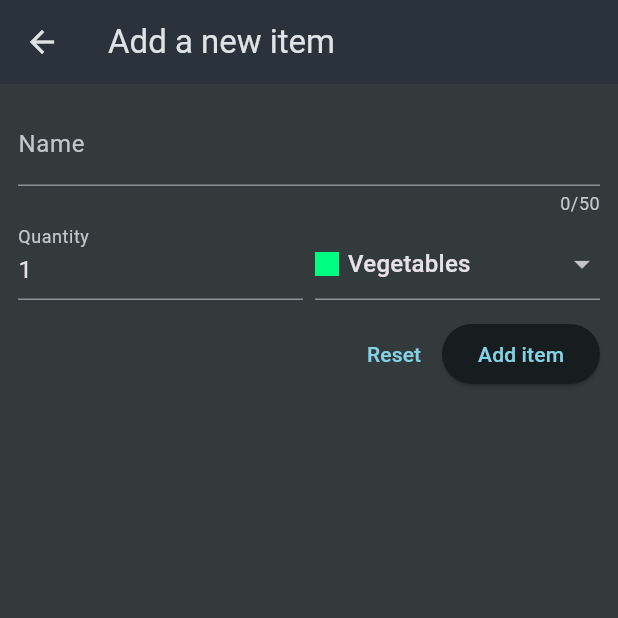
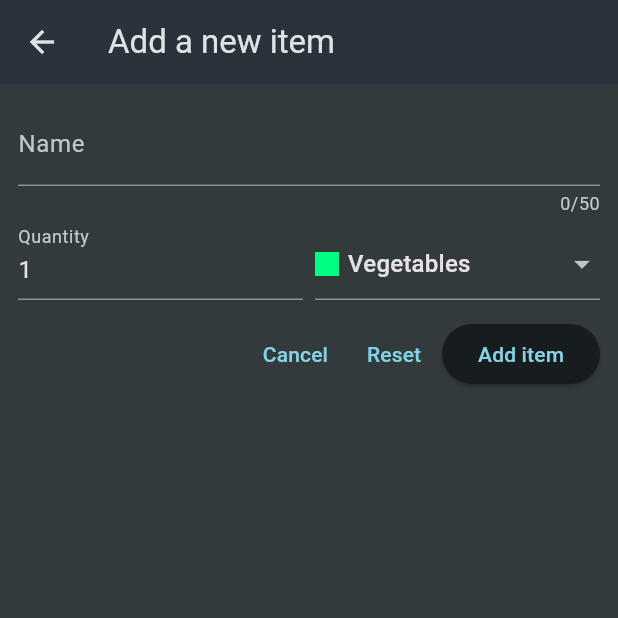
Before and after one commit to Ptriantafyll/shopping_list, a Flutter app: the screen it shows after launch, after a tap on the "add" icon, on a phone screen of 412 x 824 dp, the top half of it. Run offline on Flutter 3.47's test engine with Material 3 defaults, Android fonts, the phone set to English and light mode, and no system bars.

Commit message:
Added functionality to cancel new item, make items removable and show fallback text on empty list

```diff
--- a/lib/widgets/grocery_list.dart
+++ b/lib/widgets/grocery_list.dart
@@ -28,6 +28,12 @@ class _GroceryListState extends State<GroceryList> {
     });
   }
 
+  void _removeItem(GroceryItem item) {
+    setState(() {
+      _groceryItems.remove(item);
+    });
+  }
+
   @override
   Widget build(BuildContext context) {
     return Scaffold(
@@ -40,9 +46,21 @@ class _GroceryListState extends State<GroceryList> {
           )
         ],
       ),
-      body: ListView.builder(
+      body: _groceryItems.isEmpty
+          ? Center(
+              child: Text(
+                'No groceries listed yet. Please add one',
+                style: TextStyle(fontWeight: FontWeight.bold, fontSize: 24),
+              ),
+            )
+          : ListView.builder(
               itemCount: _groceryItems.length,
-        itemBuilder: (ctx, index) => ListTile(
+              itemBuilder: (ctx, index) => Dismissible(
+                onDismissed: (direction) {
+                  _removeItem(_groceryItems[index]);
+                },
+                key: ValueKey(_groceryItems[index].id),
+                child: ListTile(
                   title: Text(_groceryItems[index].name),
                   leading: Container(
                     height: 24,
@@ -52,6 +70,7 @@ class _GroceryListState extends State<GroceryList> {
                   trailing: Text(_groceryItems[index].quantity.toString()),
                 ),
               ),
+            ),
     );
   }
 }
--- a/lib/widgets/new_item.dart
+++ b/lib/widgets/new_item.dart
@@ -125,6 +125,13 @@ class _NewItemState extends State<NewItem> {
                   TextButton(
                     onPressed: () {
                       _formKey.currentState!.reset();
+                      Navigator.pop(context);
+                    },
+                    child: const Text('Cancel'),
+                  ),
+                  TextButton(
+                    onPressed: () {
+                      _formKey.currentState!.reset();
                     },
                     child: const Text('Reset'),
                   ),
```
Lines whose indentation alone changed are shown as unchanged.
